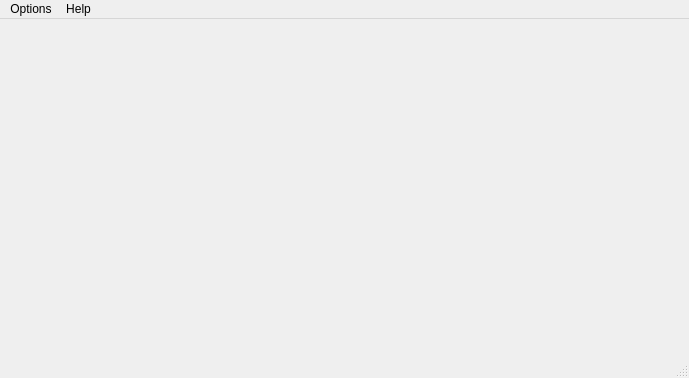
coolshou/kminidlna, file src/view/qminidlna.ui: the form before one commit.
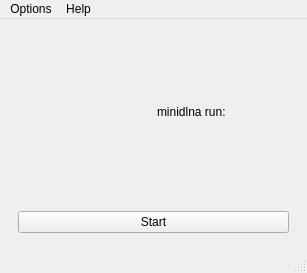
The form after the commit. Icons and pictures are not drawn.

```diff
--- a/src/view/qminidlna.ui
+++ b/src/view/qminidlna.ui
@@ -6,20 +6,63 @@
    <rect>
     <x>0</x>
     <y>0</y>
-    <width>689</width>
-    <height>378</height>
+    <width>307</width>
+    <height>273</height>
    </rect>
   </property>
   <property name="windowTitle">
    <string>MainWindow</string>
   </property>
-  <widget class="QWidget" name="centralwidget"/>
+  <widget class="QWidget" name="centralwidget">
+   <layout class="QVBoxLayout" name="verticalLayout" stretch="1,0">
+    <item>
+     <widget class="QWidget" name="widget" native="true">
+      <layout class="QHBoxLayout" name="layoutRun">
+       <item>
+        <widget class="QLabel" name="label">
+         <property name="text">
+          <string/>
+         </property>
+         <property name="pixmap">
+          <pixmap resource="../resource.qrc">:/images/qminidlna.png</pixmap>
+         </property>
+        </widget>
+       </item>
+       <item>
+        <widget class="QLabel" name="label_2">
+         <property name="text">
+          <string>minidlna run:</string>
+         </property>
+        </widget>
+       </item>
+      </layout>
+     </widget>
+    </item>
+    <item>
+     <widget class="QWidget" name="widget_2" native="true">
+      <layout class="QHBoxLayout" name="horizontalLayout_2">
+       <item>
+        <widget class="QPushButton" name="btnStopStart">
+         <property name="text">
+          <string>Start</string>
+         </property>
+         <property name="icon">
+          <iconset theme="media-playback-start">
+           <normaloff>.</normaloff>.</iconset>
+         </property>
+        </widget>
+       </item>
+      </layout>
+     </widget>
+    </item>
+   </layout>
+  </widget>
   <widget class="QMenuBar" name="menubar">
    <property name="geometry">
     <rect>
      <x>0</x>
      <y>0</y>
-     <width>689</width>
+     <width>307</width>
      <height>29</height>
     </rect>
    </property>
```
Left out of the diff: 16 changed lines with no effect on the pictures.
